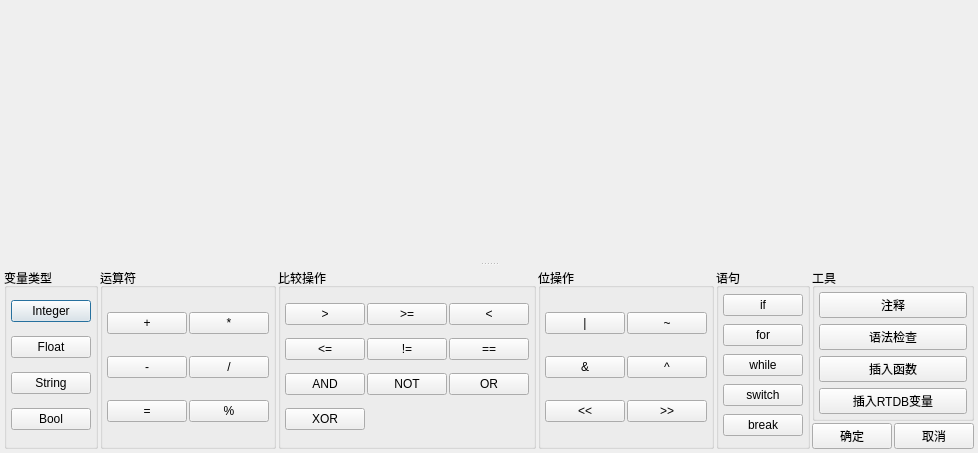
First picture: the form in HmiFuncDesigner/ProjectManager/QtPropertyBrowserEx/scriptpropertyeditordlg.ui, repository VelsonWang/HmiFuncDesigner, before the edit.
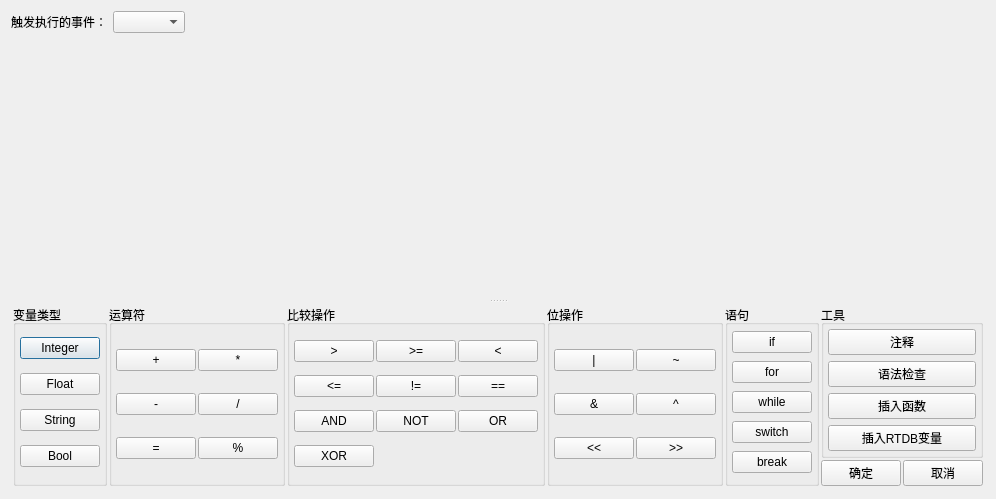
Second picture: the form after the edit.

What changed in the file:
```diff
--- a/HmiFuncDesigner/ProjectManager/QtPropertyBrowserEx/scriptpropertyeditordlg.ui
+++ b/HmiFuncDesigner/ProjectManager/QtPropertyBrowserEx/scriptpropertyeditordlg.ui
@@ -13,22 +13,34 @@
   <property name="windowTitle">
    <string>Dialog</string>
   </property>
-  <layout class="QVBoxLayout" name="verticalLayout_5">
-   <property name="spacing">
-    <number>4</number>
-   </property>
-   <property name="leftMargin">
-    <number>2</number>
-   </property>
-   <property name="topMargin">
-    <number>2</number>
-   </property>
-   <property name="rightMargin">
-    <number>2</number>
-   </property>
-   <property name="bottomMargin">
-    <number>2</number>
-   </property>
+  <layout class="QVBoxLayout" name="verticalLayout">
+   <item>
+    <layout class="QHBoxLayout" name="horizontalLayout_3">
+     <item>
+      <widget class="QLabel" name="label">
+       <property name="text">
+        <string>触发执行的事件：</string>
+       </property>
+      </widget>
+     </item>
+     <item>
+      <widget class="QComboBox" name="cboEventTrigger"/>
+     </item>
+     <item>
+      <spacer name="horizontalSpacer">
+       <property name="orientation">
+        <enum>Qt::Horizontal</enum>
+       </property>
+       <property name="sizeHint" stdset="0">
+        <size>
+         <width>40</width>
+         <height>20</height>
+        </size>
+       </property>
+      </spacer>
+     </item>
+    </layout>
+   </item>
    <item>
     <widget class="QSplitter" name="splitter">
      <property name="orientation">
```
